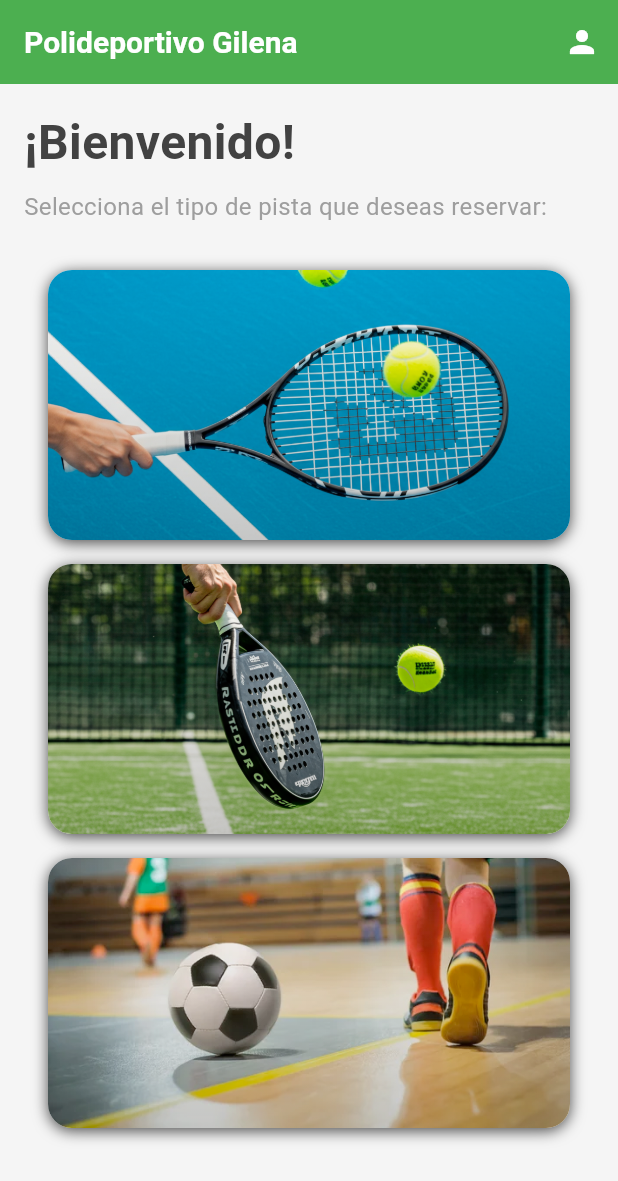
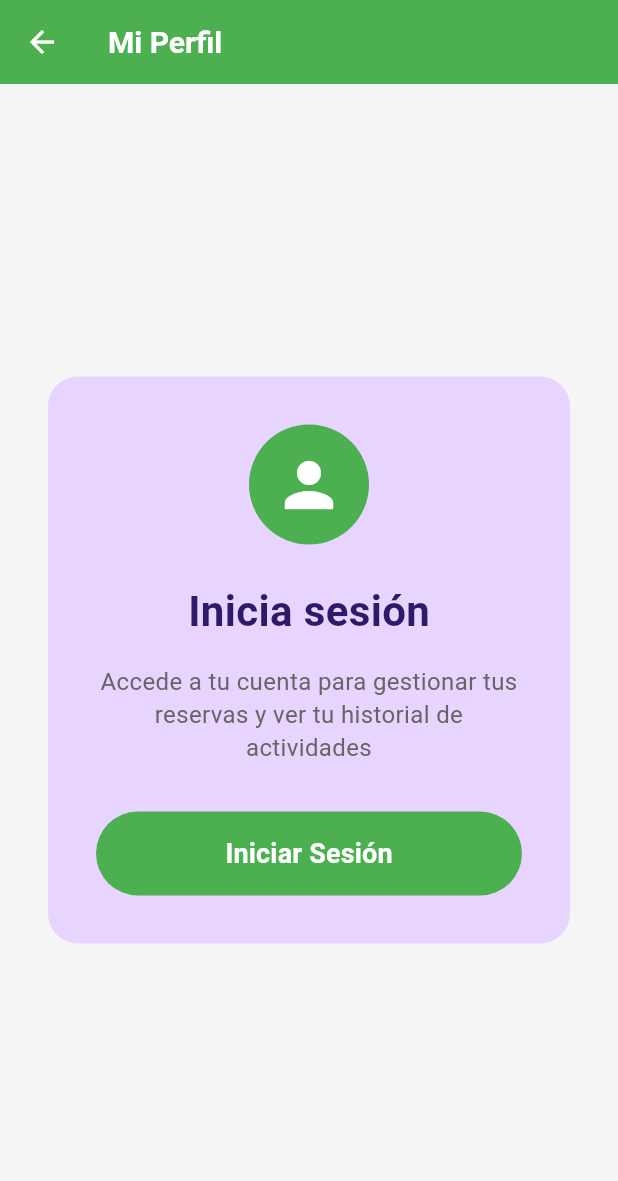
Before and after one commit to JonathanJR/flutter-reserva-pista, a Flutter app: the screen it shows after launch, after a tap on the "person" icon, on a phone screen of 412 x 824 dp. Shown: the top 1181 px of the screen. Run offline on Flutter 3.47's test engine with Material 3 defaults, Android fonts, the phone set to English and light mode, and no system bars; our stand-ins replace equatable, go_router.

Commit message:
Add routing and profile view

```diff
--- /dev/null
+++ b/lib/core/navigation/app_router.dart
@@ -0,0 +1,72 @@
+import 'package:flutter/material.dart';
+import 'package:go_router/go_router.dart';
+import '../../presentation/home/views/home_view.dart';
+import '../../presentation/profile/views/profile_view.dart';
+import 'app_routes.dart';
+
+/// Configuración del router de la aplicación
+class AppRouter {
+  static GoRouter get router => GoRouter(
+    initialLocation: AppRoutes.initial.path,
+    routes: [
+      // Ruta de Home
+      GoRoute(
+        path: AppRoutes.home.path,
+        name: AppRoutes.home.name,
+        pageBuilder: (context, state) => MaterialPage(
+          key: state.pageKey,
+          child: const HomeView(),
+        ),
+      ),
+
+      // Ruta de Perfil
+      GoRoute(
+        path: AppRoutes.profile.path,
+        name: AppRoutes.profile.name,
+        pageBuilder: (context, state) => MaterialPage(
+          key: state.pageKey,
+          child: const ProfileView(),
+        ),
+      ),
+
+      // TODO: Agregar más rutas según sea necesario
+      // - Login
+      // - Register
+      // - Court Selection
+      // - Calendar
+      // - Reservations
+    ],
+
+    // Manejo de errores de navegación
+    errorPageBuilder: (context, state) => MaterialPage(
+      key: state.pageKey,
+      child: Scaffold(
+        appBar: AppBar(
+          title: const Text('Error'),
+        ),
+        body: Center(
+          child: Column(
+            mainAxisAlignment: MainAxisAlignment.center,
+            children: [
+              const Icon(
+                Icons.error_outline,
+                size: 64,
+                color: Colors.red,
+              ),
+              const SizedBox(height: 16),
+              const Text(
+                'Página no encontrada',
+                style: TextStyle(fontSize: 18),
+              ),
+              const SizedBox(height: 16),
+              ElevatedButton(
+                onPressed: () => context.go(AppRoutes.home.path),
+                child: const Text('Volver al inicio'),
+              ),
+            ],
+          ),
+        ),
+      ),
+    ),
+  );
+}
--- /dev/null
+++ b/lib/core/navigation/app_routes.dart
@@ -0,0 +1,13 @@
+/// Rutas de la aplicación
+enum AppRoutes {
+  home,
+  profile,
+  login,
+  register;
+
+  String get path => '/$name';
+  String get name => toString().split('.').last;
+
+  /// Ruta inicial de la aplicación
+  static AppRoutes get initial => AppRoutes.home;
+}
--- a/lib/main.dart
+++ b/lib/main.dart
@@ -1,6 +1,6 @@
 import 'package:flutter/material.dart';
 import 'core/theme/app_colors.dart';
-import 'presentation/home/views/home_view.dart';
+import 'core/navigation/app_router.dart';
 
 void main() {
   runApp(const ReservaPistaApp());
@@ -11,9 +11,10 @@ class ReservaPistaApp extends StatelessWidget {
 
   @override
   Widget build(BuildContext context) {
-    return MaterialApp(
+    return MaterialApp.router(
       title: 'Reserva Pista',
       debugShowCheckedModeBanner: false,
+      routerConfig: AppRouter.router,
       theme: ThemeData(
         primaryColor: AppColors.primary,
         scaffoldBackgroundColor: AppColors.background,
@@ -30,7 +31,6 @@ class ReservaPistaApp extends StatelessWidget {
         ),
         useMaterial3: true,
       ),
-      home: const HomeView(),
     );
   }
 }
--- a/lib/presentation/home/views/home_view.dart
+++ b/lib/presentation/home/views/home_view.dart
@@ -1,5 +1,7 @@
 import 'package:flutter/material.dart';
+import 'package:go_router/go_router.dart';
 import '../../../core/theme/app_colors.dart';
+import '../../../core/navigation/app_routes.dart';
 import '../../common/widgets/sport_card.dart';
 import '../state/home_state.dart';
 
@@ -28,7 +30,7 @@ class HomeView extends StatelessWidget {
         actions: [
           IconButton(
             onPressed: () {
-              // TODO: Navegar a perfil
+              context.push(AppRoutes.profile.path);
             },
             icon: const Icon(
               Icons.person,
--- /dev/null
+++ b/lib/presentation/profile/views/profile_view.dart
@@ -0,0 +1,134 @@
+import 'package:flutter/material.dart';
+import '../../../core/theme/app_colors.dart';
+
+/// Vista de la pantalla de Perfil
+class ProfileView extends StatelessWidget {
+  const ProfileView({super.key});
+
+  @override
+  Widget build(BuildContext context) {
+    return Scaffold(
+      backgroundColor: AppColors.background,
+      appBar: AppBar(
+        backgroundColor: AppColors.primary,
+        elevation: 0,
+        title: const Text(
+          'Mi Perfil',
+          style: TextStyle(
+            color: AppColors.onPrimary,
+            fontSize: 20,
+            fontWeight: FontWeight.bold,
+          ),
+        ),
+        leading: IconButton(
+          onPressed: () {
+            Navigator.of(context).pop();
+          },
+          icon: const Icon(
+            Icons.arrow_back,
+            color: AppColors.onPrimary,
+          ),
+        ),
+      ),
+      body: SafeArea(
+        child: Padding(
+          padding: const EdgeInsets.all(16),
+          child: Column(
+            mainAxisAlignment: MainAxisAlignment.center,
+            children: [
+              // Espaciador superior
+              const Spacer(),
+
+              // Tarjeta principal de login
+              Container(
+                width: double.infinity,
+                padding: const EdgeInsets.all(32),
+                margin: const EdgeInsets.symmetric(horizontal: 16),
+                decoration: BoxDecoration(
+                  color: const Color(0xFFE8D5FF), // Color morado claro como en la imagen
+                  borderRadius: BorderRadius.circular(20),
+                ),
+                child: Column(
+                  mainAxisSize: MainAxisSize.min,
+                  children: [
+                    // Icono de usuario
+                    Container(
+                      width: 80,
+                      height: 80,
+                      decoration: BoxDecoration(
+                        color: AppColors.primary,
+                        borderRadius: BorderRadius.circular(40),
+                      ),
+                      child: const Icon(
+                        Icons.person,
+                        color: AppColors.onPrimary,
+                        size: 48,
+                      ),
+                    ),
+
+                    const SizedBox(height: 24),
+
+                    // Título principal
+                    const Text(
+                      'Inicia sesión',
+                      style: TextStyle(
+                        fontSize: 28,
+                        fontWeight: FontWeight.bold,
+                        color: Color(0xFF2D1B69), // Color morado oscuro
+                      ),
+                    ),
+
+                    const SizedBox(height: 16),
+
+                    // Descripción
+                    const Text(
+                      'Accede a tu cuenta para gestionar tus reservas y ver tu historial de actividades',
+                      textAlign: TextAlign.center,
+                      style: TextStyle(
+                        fontSize: 16,
+                        color: Color(0xFF666666),
+                        height: 1.4,
+                      ),
+                    ),
+
+                    const SizedBox(height: 32),
+
+                    // Botón de Iniciar Sesión
+                    SizedBox(
+                      width: double.infinity,
+                      height: 56,
+                      child: ElevatedButton(
+                        onPressed: () {
+                          // TODO: Implementar navegación a pantalla de login
+                          debugPrint('Iniciar Sesión pressed');
+                        },
+                        style: ElevatedButton.styleFrom(
+                          backgroundColor: AppColors.primary,
+                          foregroundColor: AppColors.onPrimary,
+                          elevation: 0,
+                          shape: RoundedRectangleBorder(
+                            borderRadius: BorderRadius.circular(28),
+                          ),
+                        ),
+                        child: const Text(
+                          'Iniciar Sesión',
+                          style: TextStyle(
+                            fontSize: 18,
+                            fontWeight: FontWeight.w600,
+                          ),
+                        ),
+                      ),
+                    ),
+                  ],
+                ),
+              ),
+
+              // Espaciador inferior
+              const Spacer(),
+            ],
+          ),
+        ),
+      ),
+    );
+  }
+}
```
Also changed, not shown: lib/presentation/profile/state/profile_state.dart (added, +86 -0 lines).
